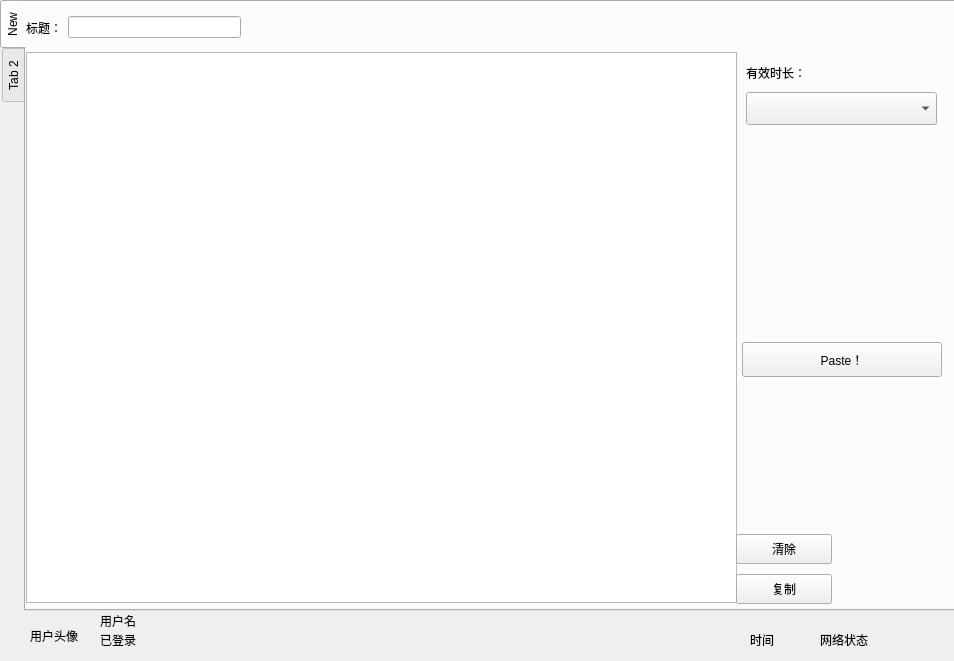
Old version of the form widget.ui in the repository Simpidbit/pastebin-bread.
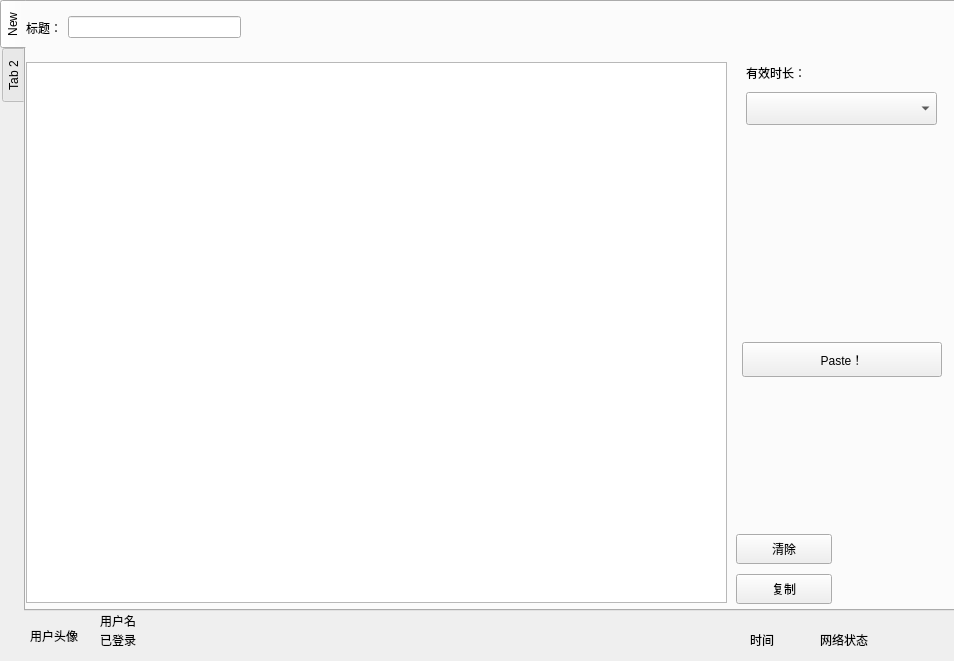
New version of the form.

Commit message: 添加了stylesheet.css，美化界面

Patch:
```diff
--- a/widget.ui
+++ b/widget.ui
@@ -57,9 +57,9 @@
      <property name="geometry">
       <rect>
        <x>0</x>
-       <y>50</y>
-       <width>711</width>
-       <height>551</height>
+       <y>60</y>
+       <width>701</width>
+       <height>541</height>
       </rect>
      </property>
      <property name="lineWrapMode">
```
The commit also changes 7 other files.
